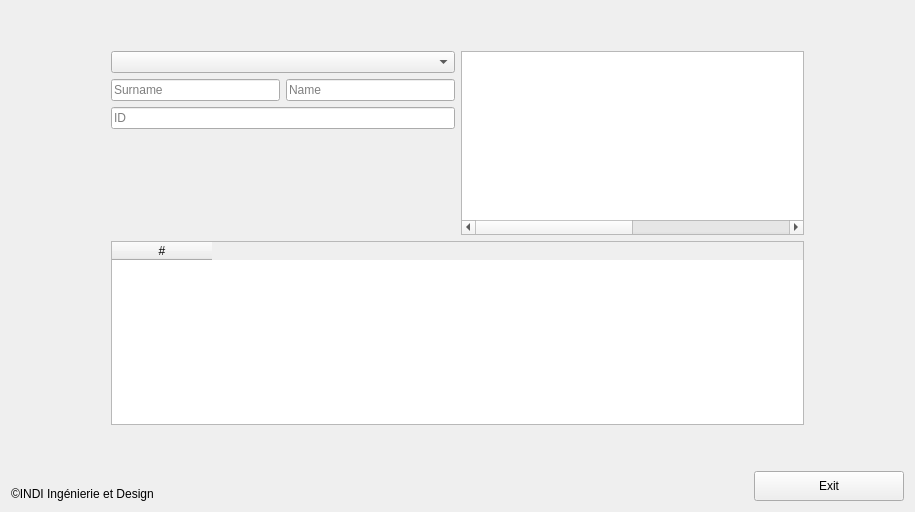
Above: src/gui_pkg/include/gui_pkg/log_view.ui from cristianbass01/GUI_robotic_exoskeleton before the change. Below: the same form after it.
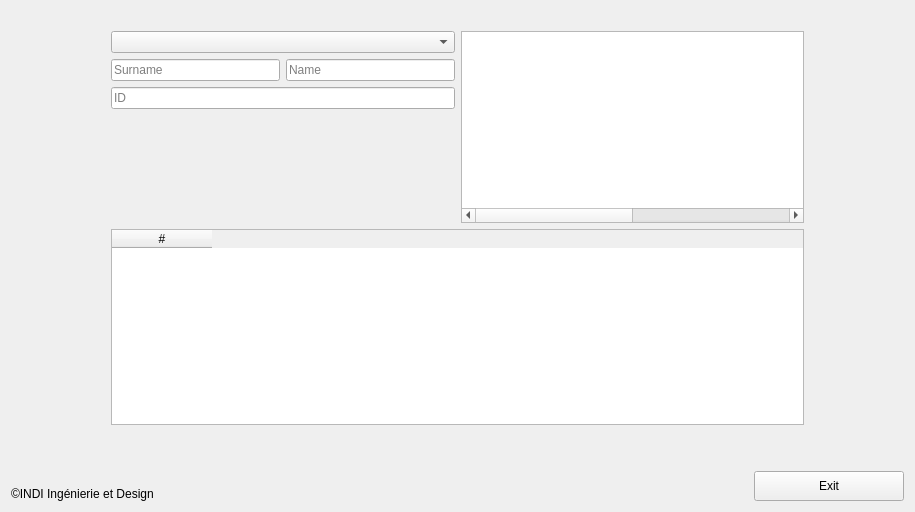
That is the form after the change. Icons and pictures are not drawn.

Diff of the .ui file:
```diff
--- a/src/gui_pkg/include/gui_pkg/log_view.ui
+++ b/src/gui_pkg/include/gui_pkg/log_view.ui
@@ -17,20 +17,14 @@
    <item>
     <layout class="QVBoxLayout" name="verticalLayout_2">
      <item>
-      <spacer name="verticalSpacer_2">
-       <property name="orientation">
-        <enum>Qt::Vertical</enum>
+      <widget class="QLabel" name="label">
+       <property name="text">
+        <string/>
        </property>
-       <property name="sizeType">
-        <enum>QSizePolicy::Fixed</enum>
+       <property name="pixmap">
+        <pixmap resource="../../rc/resource.qrc">:/INDI/INDI/INDI Logo-50.png</pixmap>
        </property>
-       <property name="sizeHint" stdset="0">
-        <size>
-         <width>20</width>
-         <height>40</height>
-        </size>
-       </property>
-      </spacer>
+      </widget>
      </item>
      <item>
       <layout class="QVBoxLayout" name="verticalLayout">
@@ -84,7 +78,7 @@
               <enum>QAbstractItemView::ScrollPerItem</enum>
              </property>
              <property name="headerHidden">
-              <bool>false</bool>
+              <bool>true</bool>
              </property>
              <attribute name="headerVisible">
               <bool>false</bool>
```
Left out of the diff: 4 changed lines with no effect on the pictures.
